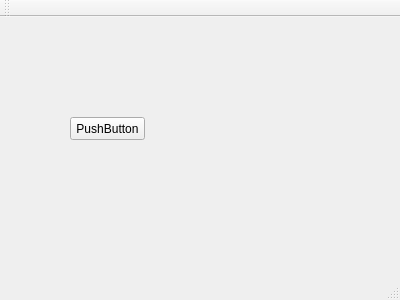
Old version of the form MyProject/mainwindow.ui in the repository stden/cpp_demo_repository.
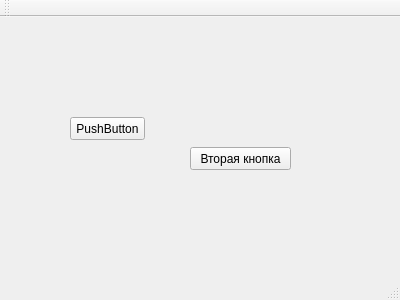
New version of the form.

Commit message: Вторая кнопка

Patch:
```diff
--- a/MyProject/mainwindow.ui
+++ b/MyProject/mainwindow.ui
@@ -27,6 +27,19 @@
      <string>PushButton</string>
     </property>
    </widget>
+   <widget class="QPushButton" name="pushButton_2">
+    <property name="geometry">
+     <rect>
+      <x>190</x>
+      <y>130</y>
+      <width>101</width>
+      <height>23</height>
+     </rect>
+    </property>
+    <property name="text">
+     <string>Вторая кнопка</string>
+    </property>
+   </widget>
   </widget>
   <widget class="QMenuBar" name="menuBar">
    <property name="geometry">
```
